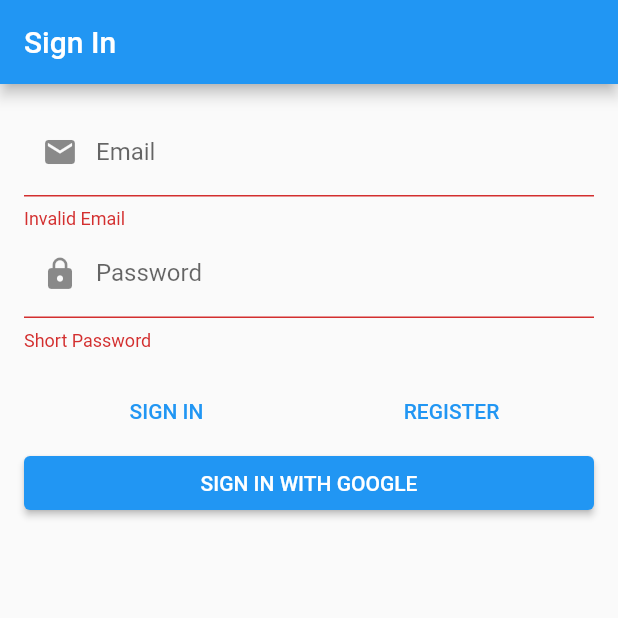
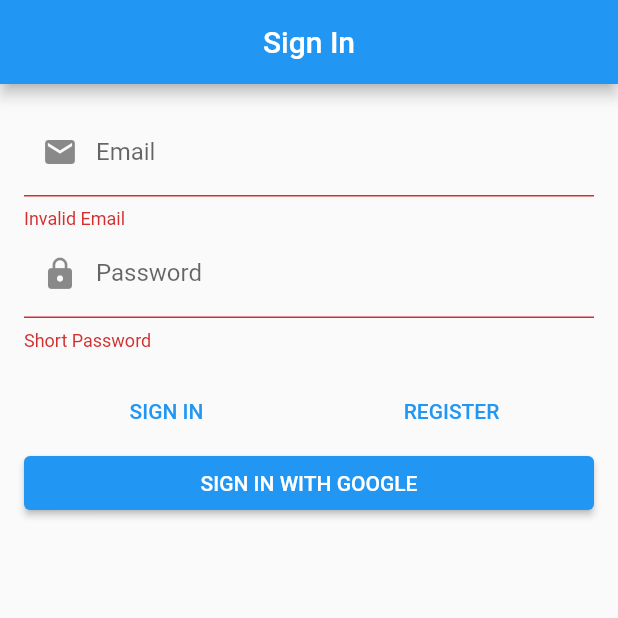
Before and after one commit to serpentarius-hollow/ddd-course, a Flutter app: the screen it shows after launch, after a tap on "SIGN IN", on a phone screen of 412 x 824 dp, the top half of it. Run offline on Flutter 3.47's test engine with Material 2 defaults, Android fonts, the phone set to English and light mode, and no system bars; our stand-ins replace another_flushbar, auto_route, bloc, dartz, firebase_auth, firebase_core and 5 more; accounts and stored records are empty.

```diff
--- /dev/null
+++ b/lib/application/auth/auth_bloc.dart
@@ -0,0 +1,34 @@
+import 'package:bloc/bloc.dart';
+import 'package:freezed_annotation/freezed_annotation.dart';
+import 'package:injectable/injectable.dart';
+
+import '../../domain/auth/i_auth_facade.dart';
+
+part 'auth_bloc.freezed.dart';
+part 'auth_event.dart';
+part 'auth_state.dart';
+
+@injectable
+class AuthBloc extends Bloc<AuthEvent, AuthState> {
+  final IAuthFacade _authFacade;
+
+  AuthBloc(this._authFacade) : super(const AuthState.initial()) {
+    on<AuthCheckRequested>(
+      (event, emit) {
+        final userOption = _authFacade.getSignedUser();
+
+        userOption.fold(
+          () => emit(const AuthState.unauthenticated()),
+          (_) => emit(const AuthState.authenticated()),
+        );
+      },
+    );
+
+    on<SignedOut>(
+      (event, emit) async {
+        await _authFacade.signOut();
+        emit(const AuthState.unauthenticated());
+      },
+    );
+  }
+}
--- /dev/null
+++ b/lib/application/auth/auth_event.dart
@@ -0,0 +1,7 @@
+part of 'auth_bloc.dart';
+
+@freezed
+class AuthEvent with _$AuthEvent {
+  const factory AuthEvent.authCheckRequested() = AuthCheckRequested;
+  const factory AuthEvent.signedOut() = SignedOut;
+}
--- /dev/null
+++ b/lib/application/auth/auth_state.dart
@@ -0,0 +1,8 @@
+part of 'auth_bloc.dart';
+
+@freezed
+class AuthState with _$AuthState {
+  const factory AuthState.initial() = Initial;
+  const factory AuthState.authenticated() = Authenticated;
+  const factory AuthState.unauthenticated() = Unauthenticated;
+}
--- a/lib/main.dart
+++ b/lib/main.dart
@@ -9,5 +9,5 @@ void main() async {
   WidgetsFlutterBinding.ensureInitialized();
   await Firebase.initializeApp();
   configureInjection(Environment.dev);
-  runApp(const App());
+  runApp(App());
 }
--- a/lib/presentation/core/app.dart
+++ b/lib/presentation/core/app.dart
@@ -1,14 +1,32 @@
-import 'package:ddd_course/presentation/sign_in/sign_in_page.dart';
+import 'package:auto_route/auto_route.dart';
 import 'package:flutter/material.dart';
+import 'package:flutter_bloc/flutter_bloc.dart';
+
+import '../../application/auth/auth_bloc.dart';
+import '../../injection.dart';
+import '../routes/router.gr.dart';
 
 class App extends StatelessWidget {
-  const App({super.key});
+  final _appRouter = AppRouter();
+
+  App({super.key});
 
   @override
   Widget build(BuildContext context) {
-    return const MaterialApp(
-      title: 'DDD Course',
-      home: SignInPage(),
+    return MultiBlocProvider(
+      providers: [
+        BlocProvider(
+          create: (context) => getIt<AuthBloc>()
+            ..add(
+              const AuthEvent.authCheckRequested(),
+            ),
+        )
+      ],
+      child: MaterialApp.router(
+        title: 'DDD Course',
+        routerDelegate: AutoRouterDelegate(_appRouter),
+        routeInformationParser: _appRouter.defaultRouteParser(),
+      ),
     );
   }
 }
--- a/lib/presentation/sign_in/sign_in_page.dart
+++ b/lib/presentation/sign_in/sign_in_page.dart
@@ -13,6 +13,7 @@ class SignInPage extends StatelessWidget {
     return Scaffold(
       appBar: AppBar(
         title: const Text('Sign In'),
+        centerTitle: true,
       ),
       body: BlocProvider(
         create: (context) => getIt<SignInFormBloc>(),
--- /dev/null
+++ b/lib/presentation/splash/splash_page.dart
@@ -0,0 +1,30 @@
+import 'package:auto_route/auto_route.dart';
+import 'package:flutter/material.dart';
+import 'package:flutter_bloc/flutter_bloc.dart';
+
+import '../../application/auth/auth_bloc.dart';
+import '../routes/router.gr.dart';
+
+class SplashPage extends StatelessWidget {
+  const SplashPage({super.key});
+
+  @override
+  Widget build(BuildContext context) {
+    return BlocListener<AuthBloc, AuthState>(
+      listener: (context, state) {
+        state.map(
+          initial: (_) {},
+          authenticated: (_) {},
+          unauthenticated: (_) {
+            context.router.replace(const SignInRoute());
+          },
+        );
+      },
+      child: const Scaffold(
+        body: Center(
+          child: CircularProgressIndicator(),
+        ),
+      ),
+    );
+  }
+}
--- a/pubspec.yaml
+++ b/pubspec.yaml
@@ -30,6 +30,7 @@ environment:
 # versions available, run `flutter pub outdated`.
 dependencies:
   another_flushbar: ^1.10.29
+  auto_route: ^5.0.1
   bloc: ^8.1.0
   cupertino_icons: ^1.0.2
   dartz: ^0.10.1
@@ -45,6 +46,7 @@ dependencies:
   uuid: ^3.0.6
 
 dev_dependencies:
+  auto_route_generator: ^5.0.2
   build_runner: ^2.2.0
   flutter_lints: ^2.0.0
   flutter_test:
```
Also changed, not shown: lib/presentation/routes/router.dart (added, +13 -0 lines), lib/application/auth/auth_bloc.freezed.dart (added), lib/injection.config.dart, lib/presentation/routes/router.gr.dart (added), pubspec.lock.
